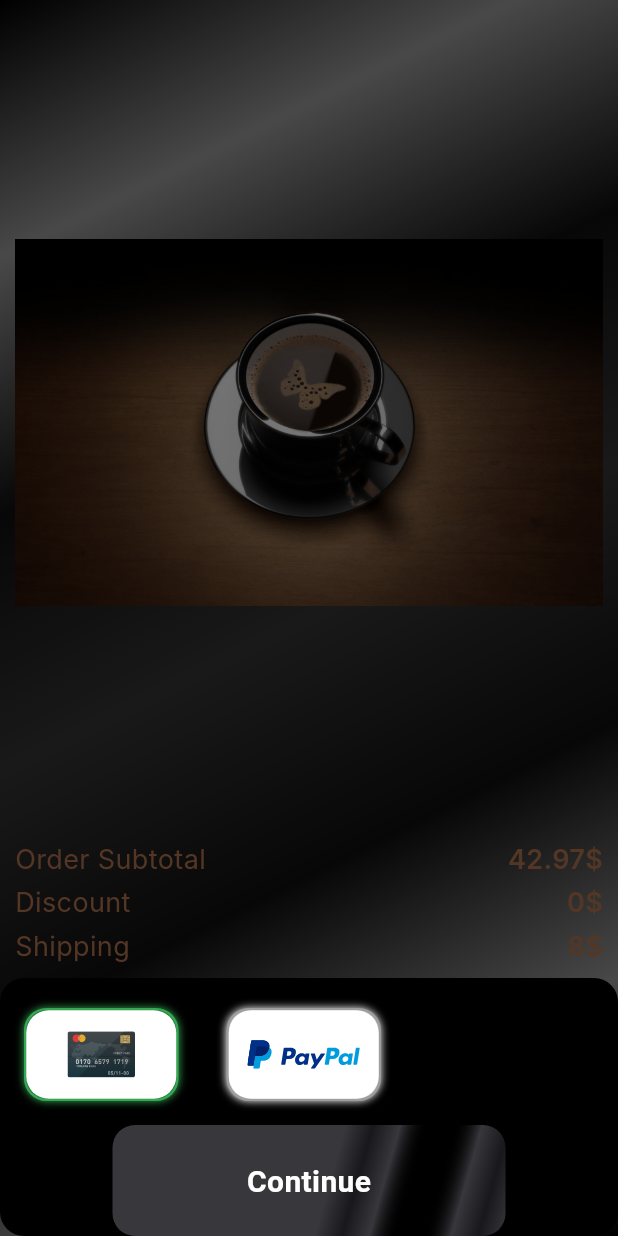
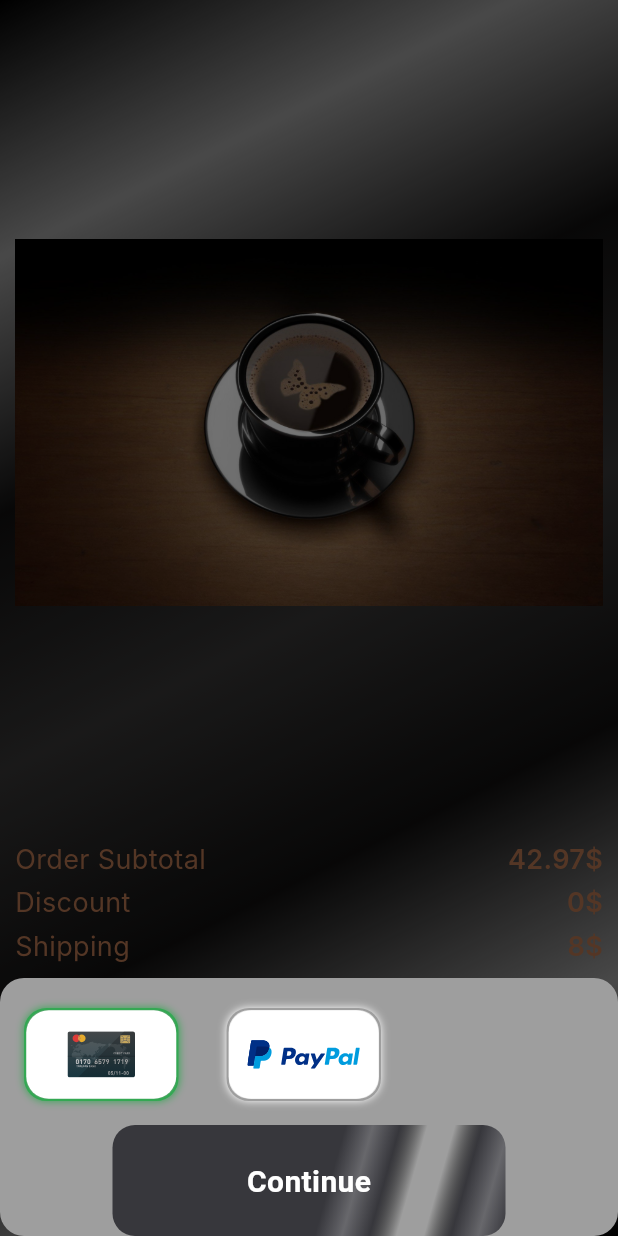
Before and after one commit to MohamedNasr12392/Coffee-shop, a Flutter app: the CartPage screen opened directly, after a tap on "Complete Payment", on a phone screen of 412 x 824 dp. Run offline on Flutter 3.47's test engine with Material 3 defaults, Android fonts, the light colour scheme and no system bars; our stand-ins replace bloc, dartz, dio, flutter_bloc, flutter_credit_card, flutter_svg and 2 more; missing offline and left inert: flutter_stripe; network calls fail; Roboto replaces fonts that are missing (Inter, Poppins).

Commit message:
1- finish stripe integration 2- Done successfull payment 3- add api_keys file to save secret and publishable keys and add it to git ignore. 4- create payment intent model for stripe request json. 5- create payment intent input model to pass input data to stripe intent. 6- create ephemeral key model to hold our ephemeral key data. 7- create api_service to handle all app api requests. 8- create error class to handle dio exceptions. 9- refactor my code to show stripe payment sheet when tap complete payment. 10- add my publishable key to my main before running the app.

```diff
--- /dev/null
+++ b/devtools_options.yaml
@@ -0,0 +1 @@
+extensions:
--- a/lib/core/constants/api_keys.dart
+++ b/lib/core/constants/api_keys.dart
@@ -1,4 +1,7 @@
 class ApiKeys {
   static String secretKey =
       'sk_test_51OeIzyBxHN3ZmwzeyMY9UK4QzphIOxrrzcqMfjFYhXCXdw8lxKlAnwxEGRbJKgDzRivYFoPp1lA641u50XDQsbxW00apo9ixNG';
+
+  static String publishableKey =
+      'pk_test_51OeIzyBxHN3ZmwzebgoasUxyXQFQVddRZNGLPkZtSf2QA7WxLtPLlj2Gx9ye8QMhz2fu9Q0rz37NYCE8UrdatLV000POZoykLI';
 }
--- a/lib/core/widgets/custom_button.dart
+++ b/lib/core/widgets/custom_button.dart
@@ -7,10 +7,12 @@ class CustomButton extends StatefulWidget {
     super.key,
     required this.buttonText,
     required this.onTapAction,
+    this.isLoading = false,
   });
 
   final String buttonText;
   final void Function()? onTapAction;
+  final bool isLoading;
 
   @override
   State<CustomButton> createState() => _CustomButtonState();
@@ -67,7 +69,8 @@ class _CustomButtonState extends State<CustomButton>
               Alignment.bottomRight,
             ),
           ),
-          child: Center(
+          child: !widget.isLoading
+              ? Center(
                   child: Text(
                     widget.buttonText,
                     style: const TextStyle(
@@ -78,6 +81,9 @@ class _CustomButtonState extends State<CustomButton>
                       height: 0,
                     ),
                   ),
+                )
+              : const CircularProgressIndicator(
+                  color: Colors.blueGrey,
                 ),
         ),
       ),
--- a/lib/features/payment/data/models/payment_intent_input_model.dart
+++ b/lib/features/payment/data/models/payment_intent_input_model.dart
@@ -1,16 +1,19 @@
 class PaymentIntentInputModel {
   final String amount;
   final String currency;
+  final String customerId;
 
   PaymentIntentInputModel({
     required this.amount,
     required this.currency,
+    required this.customerId,
   });
 
   toJson() {
     return {
-      'amount': amount,
+      'amount': '${amount}00',
       'currency': currency,
+      'customer': customerId
     };
   }
 }
--- a/lib/features/payment/presentation/views/widgets/cart_page_body.dart
+++ b/lib/features/payment/presentation/views/widgets/cart_page_body.dart
@@ -1,6 +1,10 @@
 import 'package:flutter/material.dart';
+import 'package:flutter_bloc/flutter_bloc.dart';
 import 'package:pixel_co_payment_practice/core/constants/gradients.dart';
+import 'package:pixel_co_payment_practice/core/utils/stripe_service.dart';
 import 'package:pixel_co_payment_practice/core/widgets/custom_button.dart';
+import 'package:pixel_co_payment_practice/features/payment/data/repos/payment_repo_implementation.dart';
+import 'package:pixel_co_payment_practice/features/payment/presentation/view_model/stripe_cubit/stripe_cubit_cubit.dart';
 import 'package:pixel_co_payment_practice/features/payment/presentation/views/pages/payment_details.dart';
 import 'package:pixel_co_payment_practice/features/payment/presentation/views/widgets/cart_total_price.dart';
 import 'package:pixel_co_payment_practice/features/payment/presentation/views/widgets/order_info_item.dart';
@@ -59,13 +63,21 @@ class CartPageBody extends StatelessWidget {
             buttonText: 'Complete Payment',
             onTapAction: () {
               showModalBottomSheet(
-                  context: context,
-                  backgroundColor: Colors.black,
-                  shape: RoundedRectangleBorder(
-                      borderRadius: BorderRadius.circular(16)),
-                  builder: (context) {
-                    return const PaymentMethodsBottomSheet();
-                  });
+                context: context,
+                backgroundColor: Colors.grey,
+                shape: RoundedRectangleBorder(
+                    borderRadius: BorderRadius.circular(16)),
+                builder: (context) {
+                  return BlocProvider(
+                    create: (context) => StripeCubit(
+                      PaymentRepoImplement(
+                        stripeService: StripeService(),
+                      ),
+                    ),
+                    child: const PaymentMethodsBottomSheet(),
+                  );
+                },
+              );
             },
           ),
           const SizedBox(
--- a/lib/features/payment/presentation/views/widgets/payment_methods_bottom_sheet.dart
+++ b/lib/features/payment/presentation/views/widgets/payment_methods_bottom_sheet.dart
@@ -1,5 +1,6 @@
 import 'package:flutter/material.dart';
 import 'package:pixel_co_payment_practice/core/widgets/custom_button.dart';
+import 'package:pixel_co_payment_practice/features/payment/presentation/views/widgets/custom_button_bloc_consumer.dart';
 import 'package:pixel_co_payment_practice/features/payment/presentation/views/widgets/payment_methods_list_view.dart';
 
 class PaymentMethodsBottomSheet extends StatelessWidget {
@@ -7,20 +8,17 @@ class PaymentMethodsBottomSheet extends StatelessWidget {
 
   @override
   Widget build(BuildContext context) {
-    return Column(
+    return const Column(
       mainAxisSize: MainAxisSize.min,
       children: [
-        const SizedBox(
+        SizedBox(
           height: 20,
         ),
-        const PaymentMethodsListView(),
-        const SizedBox(
+        PaymentMethodsListView(),
+        SizedBox(
           height: 16,
         ),
-        CustomButton(
-          buttonText: 'Continue',
-          onTapAction: () {},
-        )
+        CustomButtonBlocConsumer(),
       ],
     );
   }
--- a/lib/main.dart
+++ b/lib/main.dart
@@ -1,10 +1,10 @@
 import 'package:flutter/material.dart';
 import 'package:flutter_stripe/flutter_stripe.dart';
+import 'package:pixel_co_payment_practice/core/constants/api_keys.dart';
 import 'package:pixel_co_payment_practice/features/splash/presentation/views/pages/splash_screen.dart';
 
 void main() {
-  Stripe.publishableKey =
-      'pk_test_51OeIzyBxHN3ZmwzebgoasUxyXQFQVddRZNGLPkZtSf2QA7WxLtPLlj2Gx9ye8QMhz2fu9Q0rz37NYCE8UrdatLV000POZoykLI';
+  Stripe.publishableKey = ApiKeys.publishableKey;
   runApp(const PixelCo());
 }
 
```
Also changed, not shown: lib/core/utils/api_service.dart (+7 -3 lines), lib/core/utils/stripe_service.dart (+10 -5 lines), lib/features/payment/data/models/ephemeral_key_model/associated_object.dart (added, +18 -0 lines), lib/features/payment/data/models/ephemeral_key_model/ephemeral_key.dart (added, +45 -0 lines), lib/features/payment/data/models/payment_intent_model/link.dart (deleted, +0 -13 lines), lib/features/payment/data/models/payment_intent_model/payment_intent_model.dart (+10 -23 lines), lib/features/payment/data/models/payment_intent_model/payment_method_options.dart (+1 -7 lines), lib/features/payment/presentation/view_model/stripe_cubit/stripe_cubit_cubit.dart (+11 -3 lines), lib/features/payment/presentation/views/widgets/custom_button_bloc_consumer.dart (added, +57 -0 lines). Lines whose indentation alone changed are shown as unchanged.
